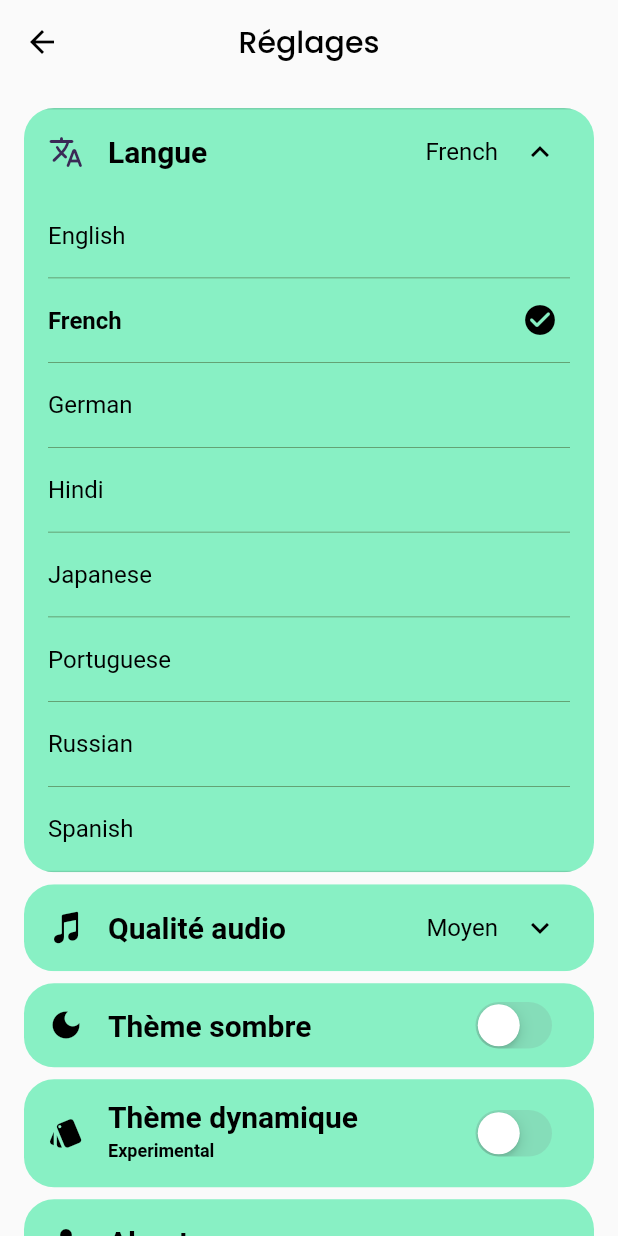
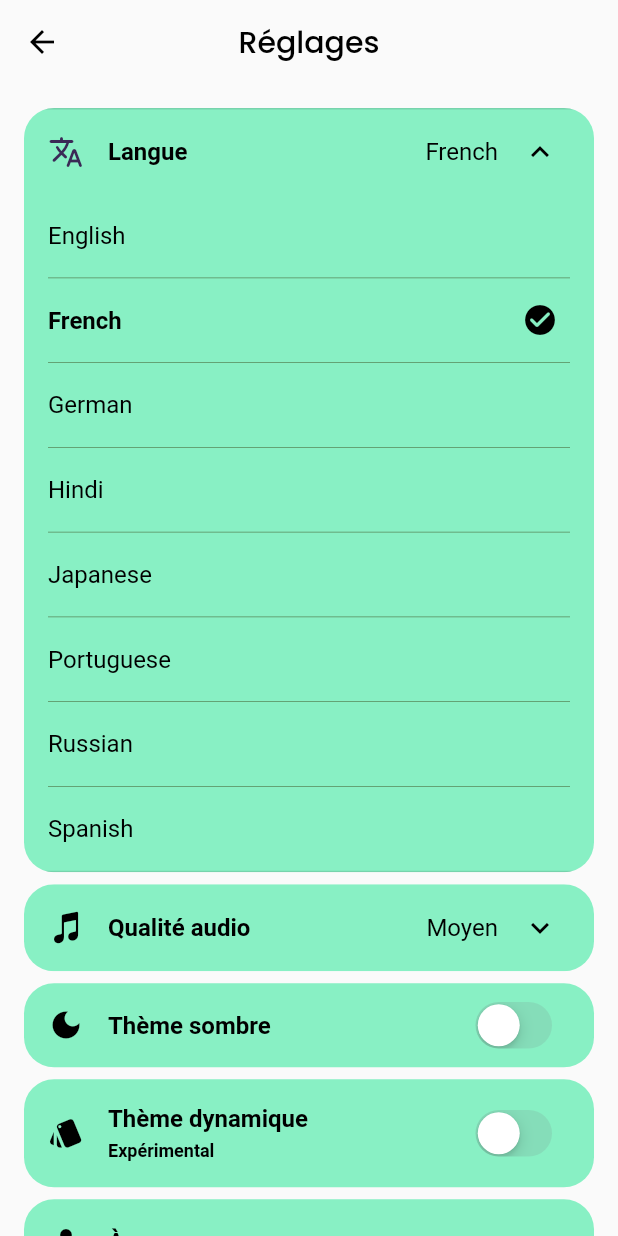
Before and after one commit to jhelumcorp/gyawun, a Flutter app: the SettingsScreen screen opened directly, after a tap on "Language", after a tap on "French", on a phone screen of 412 x 824 dp. Run offline on Flutter 3.47's test engine with Material 2 defaults, Android fonts, the phone set to English and light mode, and no system bars; drawn by our look-alikes of dynamic_color; our stand-ins replace cached_network_image, carousel_slider, font_awesome_flutter, google_fonts, just_audio, just_audio_background and 2 more; missing offline and left inert: miniplayer, youtube_explode_dart; accounts and stored records are empty; network calls fail.

Commit message:
bug fixes

```diff
--- a/lib/screens/SearchScreen.dart
+++ b/lib/screens/SearchScreen.dart
@@ -6,6 +6,7 @@ import 'package:vibe_music/Models/Track.dart';
 import 'package:vibe_music/data/home1.dart';
 import 'package:vibe_music/generated/l10n.dart';
 import 'package:vibe_music/providers/MusicPlayer.dart';
+import 'package:vibe_music/screens/SearchScreens/ArtistsScreen.dart';
 import 'package:vibe_music/screens/SearchScreens/PlaylistSearch.dart';
 import 'package:vibe_music/screens/SearchScreens/SongsSearch.dart';
 import 'package:vibe_music/utils/colors.dart';
@@ -132,6 +133,25 @@ class _SearchScreenState extends State<SearchScreen>
                         color: _pageIndex == 1
                             ? Theme.of(context).colorScheme.primary
                             : Colors.transparent,
+                        child: Text("Artists"),
+                        onPressed: () {
+                          _pageIndex = 1;
+                          pageController.animateToPage(1,
+                              duration: const Duration(milliseconds: 200),
+                              curve: Curves.easeIn);
+                        },
+                      ),
+                      MaterialButton(
+                        elevation: 0,
+                        focusElevation: 0,
+                        hoverElevation: 0,
+                        disabledElevation: 0,
+                        highlightElevation: 0,
+                        shape: RoundedRectangleBorder(
+                            borderRadius: BorderRadius.circular(20)),
+                        color: _pageIndex == 2
+                            ? Theme.of(context).colorScheme.primary
+                            : Colors.transparent,
                         child: Text(S.of(context).Playlists),
                         onPressed: () {
                           _pageIndex = 1;
@@ -152,7 +172,7 @@ class _SearchScreenState extends State<SearchScreen>
                       controller: pageController,
                       children: [
                         SongsSearch(songs: songs),
-                        // ArtistsScreen(artists: artists),
+                        ArtistsScreen(artists: artists),
                         PlaylistSearch(playlists: playlists)
                       ],
                     ),
--- a/lib/screens/SettingsScreen.dart
+++ b/lib/screens/SettingsScreen.dart
@@ -66,7 +66,7 @@ class SettingsScreen extends StatelessWidget {
                         S.of(context).Language,
                         style: Theme.of(context)
                             .primaryTextTheme
-                            .titleLarge
+                            .titleMedium
                             ?.copyWith(
                               overflow: TextOverflow.ellipsis,
                               fontWeight: FontWeight.bold,
@@ -159,7 +159,7 @@ class SettingsScreen extends StatelessWidget {
                         S.of(context).Audio_Quality,
                         style: Theme.of(context)
                             .primaryTextTheme
-                            .titleLarge
+                            .titleMedium
                             ?.copyWith(
                               overflow: TextOverflow.ellipsis,
                               fontWeight: FontWeight.bold,
@@ -244,7 +244,7 @@ class SettingsScreen extends StatelessWidget {
               tileColor: Theme.of(context).colorScheme.primary,
               title: Text(
                 S.of(context).Dark_Theme,
-                style: Theme.of(context).primaryTextTheme.titleLarge?.copyWith(
+                style: Theme.of(context).primaryTextTheme.titleMedium?.copyWith(
                       overflow: TextOverflow.ellipsis,
                       fontWeight: FontWeight.bold,
                     ),
@@ -276,13 +276,13 @@ class SettingsScreen extends StatelessWidget {
               tileColor: Theme.of(context).colorScheme.primary,
               title: Text(
                 S.of(context).Dynamic_Theme,
-                style: Theme.of(context).primaryTextTheme.titleLarge?.copyWith(
+                style: Theme.of(context).primaryTextTheme.titleMedium?.copyWith(
                       overflow: TextOverflow.ellipsis,
                       fontWeight: FontWeight.bold,
                     ),
               ),
               subtitle: Text(
-                "Experimental",
+                S.of(context).Experimental,
                 style: Theme.of(context).primaryTextTheme.bodySmall?.copyWith(
                       overflow: TextOverflow.ellipsis,
                       fontWeight: FontWeight.bold,
@@ -303,8 +303,8 @@ class SettingsScreen extends StatelessWidget {
                     MaterialPageRoute(builder: (_) => const AboutScreen()));
               },
               title: Text(
-                "About",
-                style: Theme.of(context).primaryTextTheme.titleLarge?.copyWith(
+                S.of(context).About,
+                style: Theme.of(context).primaryTextTheme.titleMedium?.copyWith(
                       overflow: TextOverflow.ellipsis,
                       fontWeight: FontWeight.bold,
                     ),
```
Also changed, not shown: lib/l10n/intl_de.arb (+10 -1 lines), lib/l10n/intl_en.arb (+10 -1 lines), lib/l10n/intl_es.arb (+10 -1 lines), lib/l10n/intl_fr.arb (+10 -1 lines), lib/l10n/intl_hi.arb (+10 -1 lines), lib/l10n/intl_ja.arb (+10 -1 lines), lib/l10n/intl_pt.arb (+10 -1 lines), lib/l10n/intl_ru.arb (+10 -1 lines), lib/screens/AboutScreen.dart (+12 -11 lines), lib/screens/SearchScreens/ArtistsScreen.dart (+7 -1 lines), lib/generated/intl/messages_de.dart, lib/generated/intl/messages_en.dart, lib/generated/intl/messages_es.dart, lib/generated/intl/messages_fr.dart, 5 more files, 2 other files.
